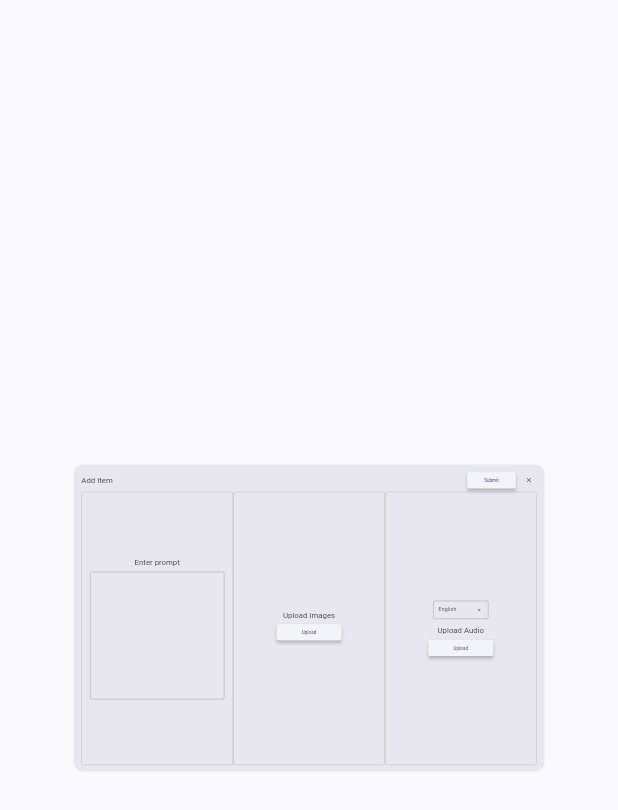
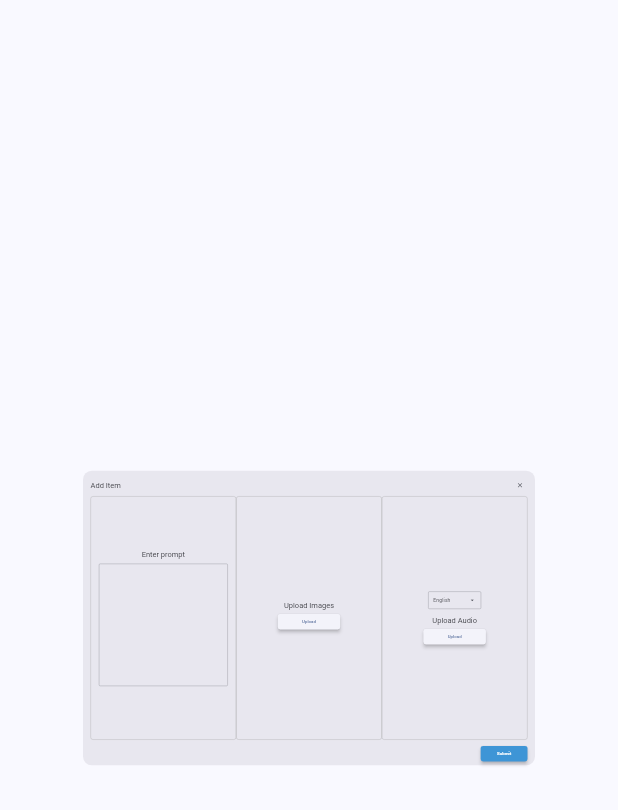
Before and after one commit to varunvilva/ONDC-Build-For-Bharat, a Flutter app: the AddProduct widget shown alone on an empty page, opened directly, on a phone screen of 412 x 824 dp. Shown: the top 810 px of the screen. Run offline on Flutter 3.47's test engine with Material 3 defaults, Android fonts, the phone set to English and light mode, and no system bars; our stand-ins replace calendar_date_picker2, dio, file_picker, firebase_core, flutter_riverpod, go_router and 6 more; missing offline and left inert: dart:html; accounts and stored records are empty; statements that could not run were skipped.

Commit message:
Fixed add product dialog size

```diff
--- a/shelfie/lib/components/add_product.dart
+++ b/shelfie/lib/components/add_product.dart
@@ -1,6 +1,7 @@
 import 'package:flutter/material.dart';
 import 'package:flutter_riverpod/flutter_riverpod.dart';
 import 'package:go_router/go_router.dart';
+import 'package:hexcolor/hexcolor.dart';
 import 'package:responsive_framework/responsive_framework.dart';
 import 'package:shelfie/components/loading_dialog.dart';
 import 'package:shelfie/constants/constants.dart';
@@ -12,44 +13,29 @@ class AddProduct extends ConsumerWidget {
   @override
   Widget build(BuildContext context, WidgetRef ref) {
     return ResponsiveScaledBox(
-      width: 1900,
+      width: 1980,
       child: AlertDialog(
         title: SizedBox(
           width: 1400,
           height: 900,
-          child: Center(
           child: Column(
+            mainAxisSize: MainAxisSize.min,
             children: [
               Row(
                 children: [
                   const Text('Add Item'),
                   const Spacer(),
-                    ElevatedButton(
-                      onPressed: () {
-                        ref.read(shelfProvider.notifier).startProcessing();
-                        showDialog(context: context, builder: (_) => const LoadingDialog());
-                      },
-                      style: ElevatedButton.styleFrom(
-                        shape: RoundedRectangleBorder(
-                          borderRadius: BorderRadius.circular(8),
-                        ),
-                        minimumSize: const Size(150, 50),
-                      ),
-                      child: const Text('Submit'),
-                    ),
-                    SizedBox(
-                      width: 16,
-                    ),
                   IconButton(
                     icon: const Icon(Icons.close),
                     onPressed: () => Navigator.pop(context),
                   ),
                 ],
               ),
-                SizedBox(
+              const SizedBox(
                 height: 10,
               ),
-                Expanded(
+              SizedBox(
+                height: 780,
                 child: Row(
                   children: [
                     Expanded(
@@ -197,8 +183,25 @@ class AddProduct extends ConsumerWidget {
                   ],
                 ),
               ),
+              const SizedBox(height: 20),
+              Align(
+                alignment: Alignment.centerRight,
+                child: ElevatedButton(
+                  onPressed: () {
+                    ref.read(shelfProvider.notifier).startProcessing();
+                    showDialog(context: context, builder: (_) => const LoadingDialog());
+                  },
+                  style: ElevatedButton.styleFrom(
+                    shape: RoundedRectangleBorder(
+                      borderRadius: BorderRadius.circular(8),
+                    ),
+                    backgroundColor: HexColor('#3E95D6'),
+                    minimumSize: const Size(150, 50),
+                  ),
+                  child: const Text('Submit', style: TextStyle(color: Colors.white)),
+                ),
+              ),
             ],
-            ),
           ),
         ),
       ),
```
Lines whose indentation alone changed are shown as unchanged.
